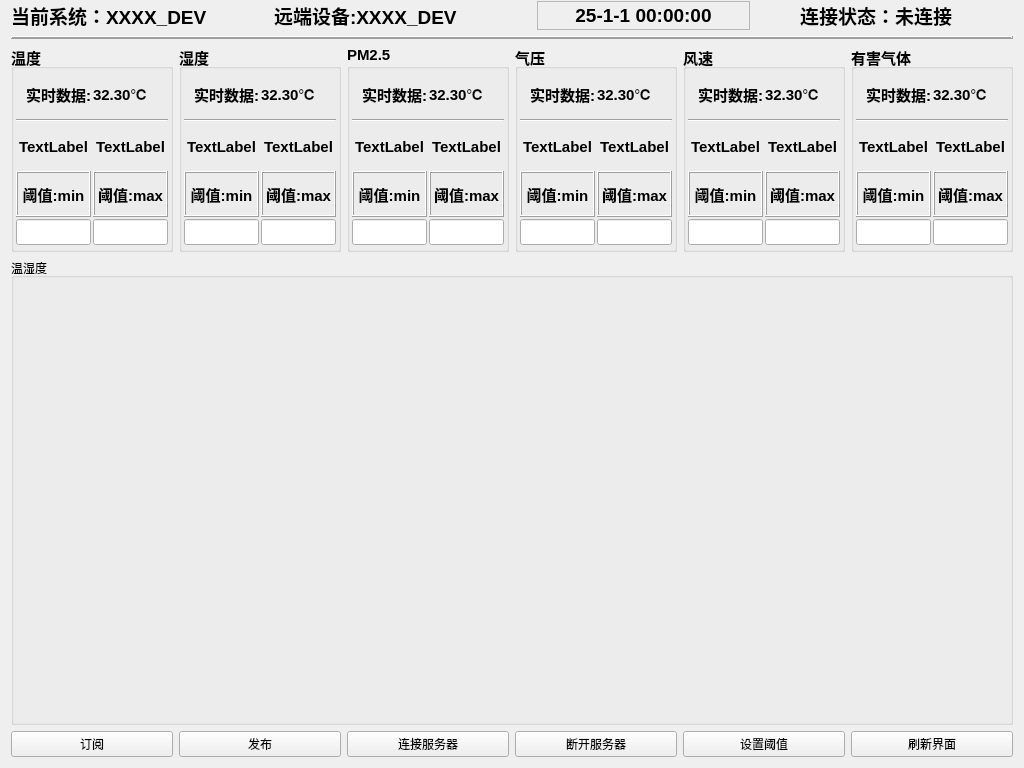
The window that widget.ui (ZhaoXvyang/GraduationDesign) describes before a commit, drawn with Qt 5.
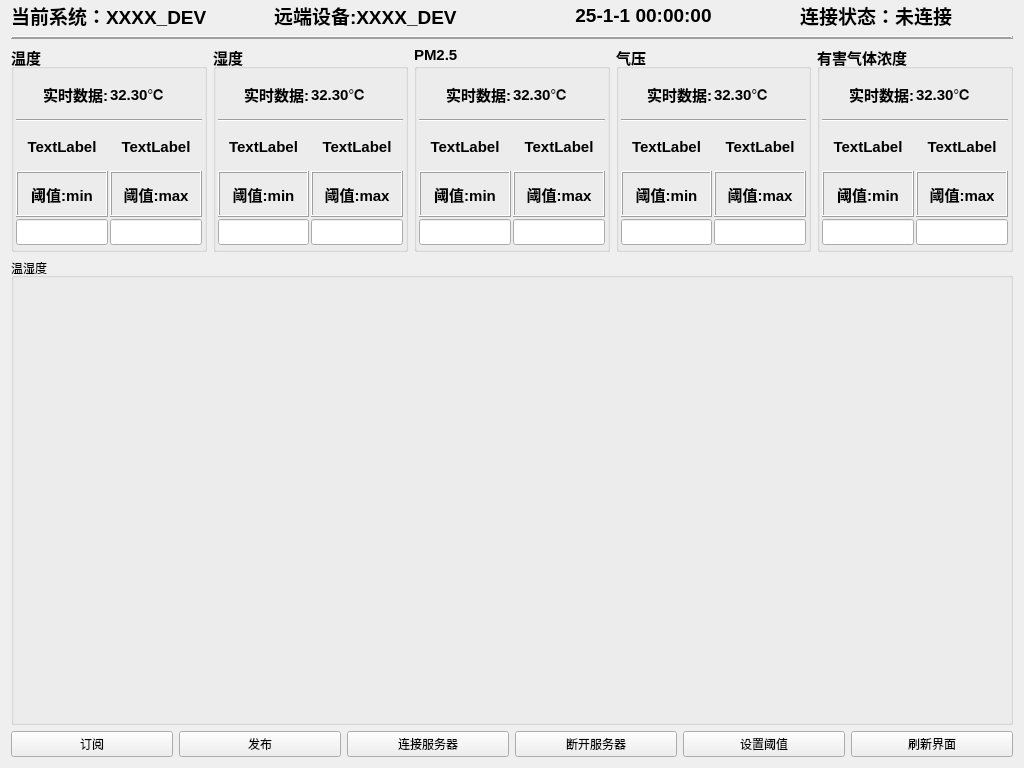
The same window after the commit.

Commit message:
删除风速ui
由于特殊原因觉得取消该数据的检测

What changed in the file:
```diff
--- a/widget.ui
+++ b/widget.ui
@@ -58,7 +58,7 @@
         </font>
        </property>
        <property name="frameShape">
-        <enum>QFrame::Shape::StyledPanel</enum>
+        <enum>QFrame::Shape::NoFrame</enum>
        </property>
        <property name="frameShadow">
         <enum>QFrame::Shadow::Plain</enum>
@@ -592,125 +592,6 @@
        </layout>
       </widget>
      </item>
-     <item>
-      <widget class="QGroupBox" name="groupBox_airSpeed">
-       <property name="font">
-        <font>
-         <pointsize>11</pointsize>
-         <bold>true</bold>
-        </font>
-       </property>
-       <property name="title">
-        <string>风速</string>
-       </property>
-       <layout class="QHBoxLayout" name="horizontalLayout_5">
-        <property name="spacing">
-         <number>2</number>
-        </property>
-        <property name="leftMargin">
-         <number>2</number>
-        </property>
-        <property name="topMargin">
-         <number>2</number>
-        </property>
-        <property name="rightMargin">
-         <number>2</number>
-        </property>
-        <property name="bottomMargin">
-         <number>4</number>
-        </property>
-        <item>
-         <layout class="QGridLayout" name="gridLayout_6">
-          <item row="3" column="1">
-           <widget class="QLabel" name="label_24">
-            <property name="frameShape">
-             <enum>QFrame::Shape::Box</enum>
-            </property>
-            <property name="frameShadow">
-             <enum>QFrame::Shadow::Raised</enum>
-            </property>
-            <property name="text">
-             <string>阈值:max</string>
-            </property>
-            <property name="alignment">
-             <set>Qt::AlignmentFlag::AlignCenter</set>
-            </property>
-           </widget>
-          </item>
-          <item row="2" column="1">
-           <widget class="QLabel" name="label_36">
-            <property name="text">
-             <string>TextLabel</string>
-            </property>
-            <property name="alignment">
-             <set>Qt::AlignmentFlag::AlignCenter</set>
-            </property>
-           </widget>
-          </item>
-          <item row="4" column="1">
-           <widget class="QLineEdit" name="lineEdit_12"/>
-          </item>
-          <item row="3" column="0">
-           <widget class="QLabel" name="label_23">
-            <property name="frameShape">
-             <enum>QFrame::Shape::Box</enum>
-            </property>
-            <property name="frameShadow">
-             <enum>QFrame::Shadow::Raised</enum>
-            </property>
-            <property name="text">
-             <string>阈值:min</string>
-            </property>
-            <property name="alignment">
-             <set>Qt::AlignmentFlag::AlignCenter</set>
-            </property>
-           </widget>
-          </item>
-          <item row="0" column="0">
-           <widget class="QLabel" name="label_data_speed_title">
-            <property name="text">
-             <string>实时数据:</string>
-            </property>
-            <property name="alignment">
-             <set>Qt::AlignmentFlag::AlignRight|Qt::AlignmentFlag::AlignTrailing|Qt::AlignmentFlag::AlignVCenter</set>
-            </property>
-           </widget>
-          </item>
-          <item row="0" column="1">
-           <widget class="QLabel" name="label_data_speed_show">
-            <property name="text">
-             <string>32.30℃</string>
-            </property>
-            <property name="alignment">
-             <set>Qt::AlignmentFlag::AlignLeading|Qt::AlignmentFlag::AlignLeft|Qt::AlignmentFlag::AlignVCenter</set>
-            </property>
-           </widget>
-          </item>
-          <item row="4" column="0">
-           <widget class="QLineEdit" name="lineEdit_6"/>
-          </item>
-          <item row="2" column="0">
-           <widget class="QLabel" name="label_35">
-            <property name="text">
-             <string>TextLabel</string>
-            </property>
-            <property name="alignment">
-             <set>Qt::AlignmentFlag::AlignCenter</set>
-            </property>
-           </widget>
-          </item>
-          <item row="1" column="0" colspan="2">
-           <widget class="Line" name="line_6">
-            <property name="orientation">
-             <enum>Qt::Orientation::Horizontal</enum>
-            </property>
-           </widget>
-          </item>
-         </layout>
-        </item>
-       </layout>
-      </widget>
-     </item>
      <item>
       <widget class="QGroupBox" name="groupBox_air">
        <property name="font">
@@ -720,7 +601,7 @@
         </font>
        </property>
        <property name="title">
-        <string>有害气体</string>
+        <string>有害气体浓度</string>
        </property>
        <layout class="QHBoxLayout" name="horizontalLayout_6">
         <property name="spacing">
```
The commit also changes 1 other file.
